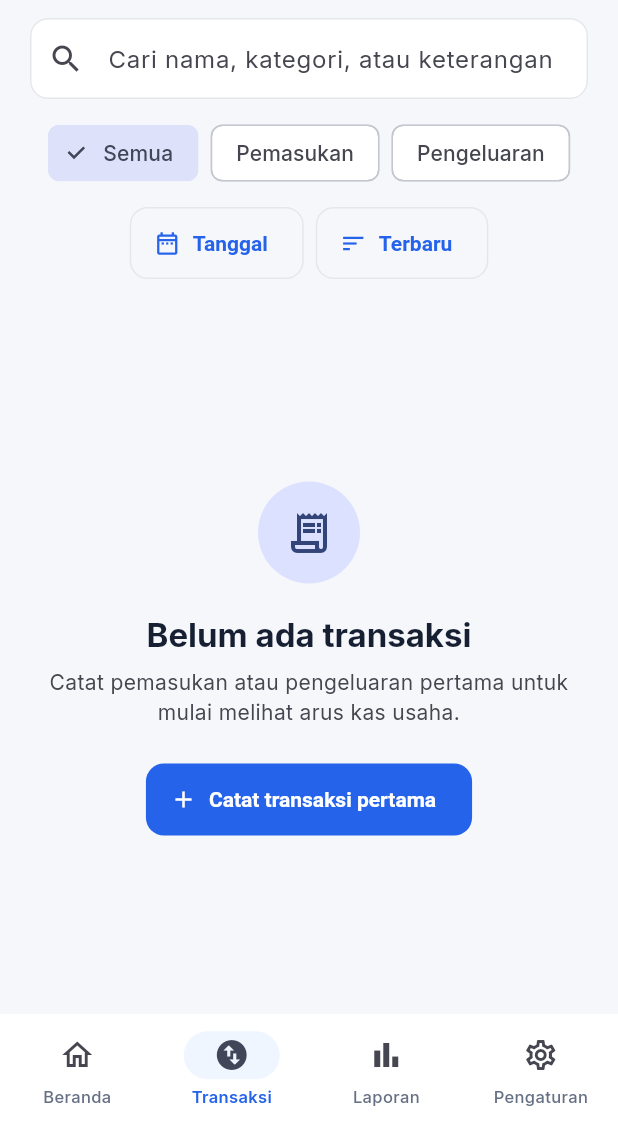
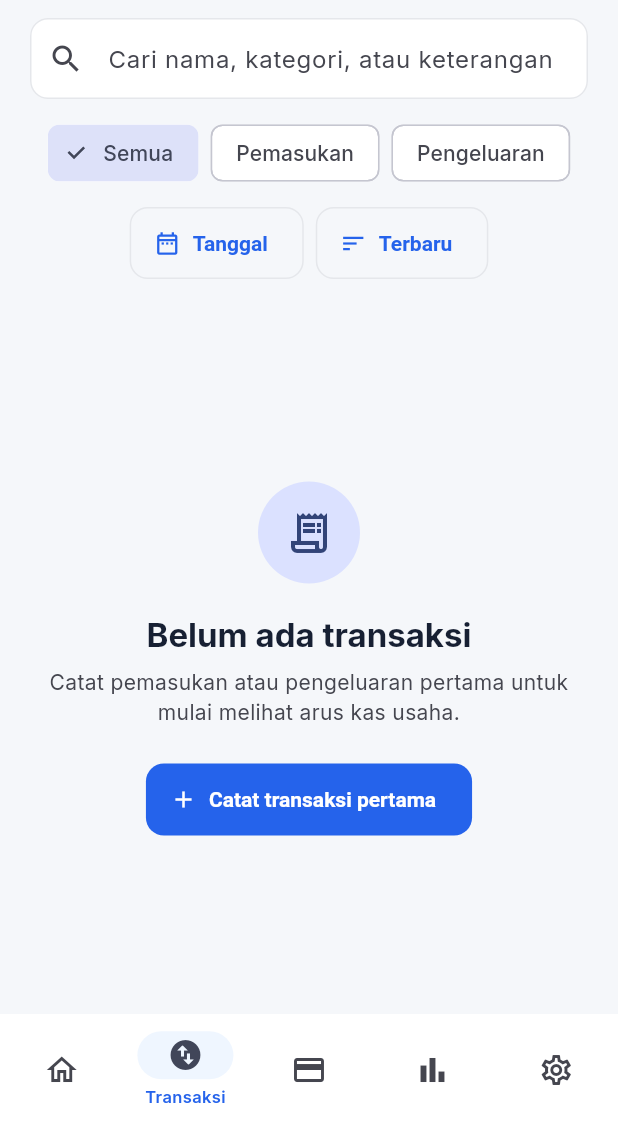
Before and after one commit to Mennndev/keuangan_usaha, a Flutter app: the screen it shows after launch, item 2 of the bottom bar chosen, on a phone screen of 412 x 824 dp, the part 111-1236 px from its top. Run offline on Flutter 3.47's test engine with Material 3 defaults, Android fonts, the phone set to English and light mode, and no system bars; our stand-ins replace csv, drift, fl_chart, flutter_riverpod, go_router, share_plus; missing offline and left inert: sqlite3; accounts and stored records are empty; generated files the repository leaves out were written again.

Commit message:
update fix bug

```diff
--- a/lib/core/widgets/responsive_navigation_scaffold.dart
+++ b/lib/core/widgets/responsive_navigation_scaffold.dart
@@ -26,6 +26,11 @@ class ResponsiveNavigationScaffold extends StatelessWidget {
       label: 'Transaksi',
     ),
     NavigationDestination(
+      icon: Icon(Icons.credit_card_outlined),
+      selectedIcon: Icon(Icons.credit_card),
+      label: 'Kredit',
+    ),
+    NavigationDestination(
       icon: Icon(Icons.bar_chart_outlined),
       selectedIcon: Icon(Icons.bar_chart_rounded),
       label: 'Laporan',
@@ -39,13 +44,14 @@ class ResponsiveNavigationScaffold extends StatelessWidget {
 
   int get _selectedIndex {
     if (location.startsWith('/transactions')) return 1;
-    if (location.startsWith('/reports')) return 2;
-    if (location.startsWith('/settings')) return 3;
+    if (location.startsWith('/credits')) return 2;
+    if (location.startsWith('/reports')) return 3;
+    if (location.startsWith('/settings')) return 4;
     return 0;
   }
 
   void _navigate(BuildContext context, int index) {
-    const routes = ['/', '/transactions', '/reports', '/settings'];
+    const routes = ['/', '/transactions', '/credits', '/reports', '/settings'];
     if (index != _selectedIndex) context.go(routes[index]);
   }
 
@@ -61,6 +67,9 @@ class ResponsiveNavigationScaffold extends StatelessWidget {
               selectedIndex: _selectedIndex,
               onDestinationSelected: (index) => _navigate(context, index),
               destinations: _destinations,
+              // Menambahkan behavior ini agar teks label hanya muncul
+              // di menu yang sedang aktif. Ini akan mencegah overflow (teks kepanjangan/melebar).
+              labelBehavior: NavigationDestinationLabelBehavior.onlyShowSelected,
             ),
           );
         }
```
Also changed, not shown: lib/features/transactions/presentation/screens/credits_screen.dart (+21 -6 lines).
